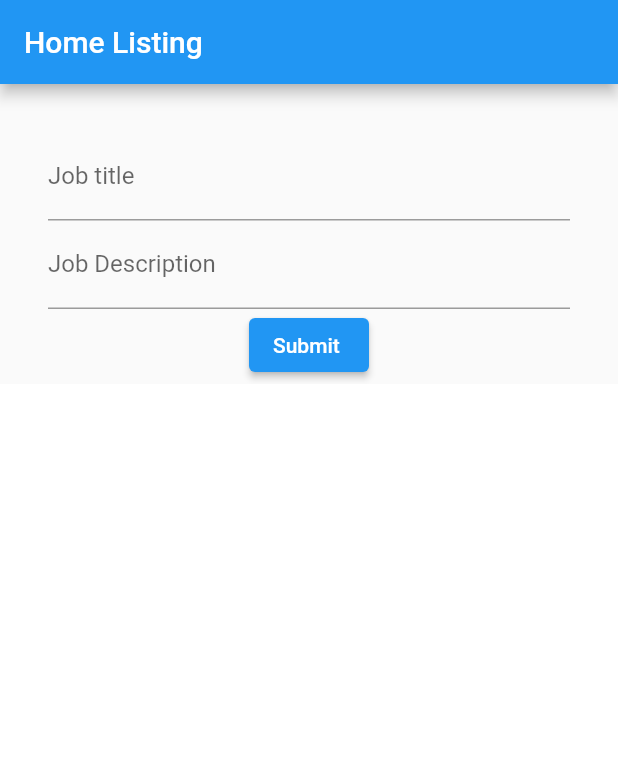
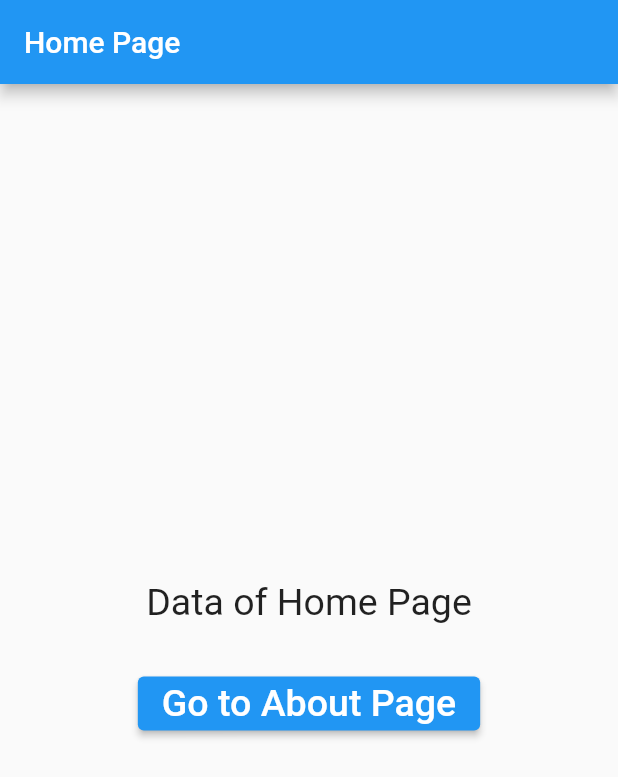
Before and after one commit to 4643880/Tech-Flutter, a Flutter app: the screen it shows after launch, on a phone screen of 412 x 824 dp. Shown: the top 777 px of the screen. Run offline on Flutter 3.47's test engine with Material 2 defaults, Android fonts, the phone set to English and light mode, and no system bars.

Commit message:
Futures In Depth & Send Data Forward & Receive Data Back With just Push

```diff
--- a/lib/job_post_model.dart
+++ /dev/null
@@ -1,6 +0,0 @@
-class JobPost {
-  String title;
-  String desc;
-
-  JobPost({required this.title, required this.desc});
-}
--- a/lib/main.dart
+++ b/lib/main.dart
@@ -1,6 +1,7 @@
+import 'package:flutter/cupertino.dart';
+import 'package:flutter/material.dart';
+
 import 'dart:developer' as devtools show log;
-import 'package:flutter/material.dart';
-import 'package:tech_idara_app/job_post_model.dart';
 
 extension Log on Object {
   void log() => devtools.log(toString());
@@ -10,173 +11,166 @@ void main() {
   runApp(const MyApp());
 }
 
+// We use Future for Asynchronous Tasks
+testIt1() async {
+  print("Step 1");
+  Future(
+    () {
+      print("Step 2");
+    },
+  );
+
+  // then is try block & .catchError is catch block
+  // If Future executes successfully after that then will get value
+  Future.delayed(
+    const Duration(seconds: 2),
+    () => "Wait Completed Successfully After 2 seconds",
+  ).then((value) => print(value));
+
+  // Then will not execute due to exception now catching exception
+  Future.delayed(
+    const Duration(seconds: 2),
+    () => throw "Wait Completed Exception",
+  ).then((value) => print(value)).catchError((e) => print(e));
+
+  // If Future executes successfully after that then will get value
+  await Future.delayed(
+    const Duration(seconds: 5),
+    () => "Wait Completed Successfully 5 seconds",
+  ).then((value) => print(value));
+
+  print("Step-3");
+  print("Database Opened");
+}
+
+testIt2() async {
+  print("Before Opening DB");
+  await testIt1();
+  print("DB Opened Successfully");
+}
+
 class MyApp extends StatelessWidget {
   const MyApp({Key? key}) : super(key: key);
 
   @override
   Widget build(BuildContext context) {
+    testIt2();
     return MaterialApp(
       debugShowCheckedModeBanner: false,
       title: 'Flutter Demo',
       theme: ThemeData(
         primarySwatch: Colors.blue,
       ),
-      home: const HomePage(),
+      home: HomePage(),
+      // onGenerateRoute: (settings) {
+
+      //   Map<String, Widget> pages = {
+      //     "home/": const HomePage(),
+      //     "about/": const AboutPage(),
+      //   };
+
+      //   return MaterialPageRoute(
+      //     builder: (context) => pages[settings.name]!
+      //   );
+
+      // },
+
+      // routes: {
+      //   "about/": (context) => const AboutPage(),
+      //   "home/": (context) => HomePage(),
+      // },
     );
   }
 }
 
 class HomePage extends StatefulWidget {
-  const HomePage({Key? key}) : super(key: key);
-
   @override
   State<HomePage> createState() => _HomePageState();
 }
 
 class _HomePageState extends State<HomePage> {
-  TextEditingController titleController = TextEditingController();
-  TextEditingController descController = TextEditingController();
-  ScrollController _scrollController = ScrollController();
-
-  List<JobPost> myList = [];
-
-  bool scrollLimit = false;
-  int? editIndex;
-
-  @override
-  void initState() {
-    _scrollController.addListener(() {
-      if (_scrollController.offset > 100) {
-        setState(() {
-          scrollLimit = true;
-        });
-      } else {
-        setState(() {
-          scrollLimit = false;
-        });
-      }
-      print(_scrollController.offset);
-    });
-  }
+  String? gettingBack;
 
   @override
   Widget build(BuildContext context) {
     return Scaffold(
       appBar: AppBar(
-        title: const Text('Home Listing'),
+        title: const Text('Home Page'),
       ),
-      body: Container(
+      body: Center(
         child: Column(
+          mainAxisAlignment: MainAxisAlignment.center,
           children: [
-            Container(
-              height: 200,
-              child: SingleChildScrollView(
-                child: Column(
-                  children: [
-                    Padding(
-                      padding: const EdgeInsets.all(32.0),
-                      child: Column(
-                        children: [
-                          TextField(
-                            controller: titleController,
-                            decoration:
-                                const InputDecoration(labelText: "Job title"),
-                          ),
-                          TextField(
-                            controller: descController,
-                            decoration: const InputDecoration(
-                                labelText: "Job Description"),
+            const Text("Data of Home Page", style: TextStyle(fontSize: 25)),
+            Text(
+              gettingBack ?? "",
+              style: const TextStyle(fontSize: 25),
             ),
             ElevatedButton(
                 onPressed: () {
-                              if (editIndex == null) {
+                  // Easy Example 1
+                  // Sending Data Forward & Receving Data back with push
+                  Navigator.push<String>(
+                    context,
+                    MaterialPageRoute(
+                      builder: (context) =>
+                          const AboutPage(title: "Sending Data Forward"),
+                    ),
+                  ).then((value) {
                     setState(() {
-                                  JobPost obj = JobPost(
-                                    title: titleController.text,
-                                    desc: descController.text,
-                                  );
-                                  myList.add(obj);
-                                  [titleController, descController].forEach(
-                                    (element) => element.clear(),
-                                  );
+                      gettingBack = value;
                     });
-                              } else {
-                                final existingObject = myList[editIndex!];
-                                existingObject.title = titleController.text;
-                                existingObject.desc = descController.text;
+                  });
 
-                                setState(() {
-                                  myList[editIndex!] = existingObject;
-                                  editIndex = null;
-                                  [titleController, descController].forEach(
-                                    (element) => element.clear(),
-                                  );
-                                });
-                              }
+                  // Navigator.pushNamed(context, "about/", arguments: {
+                  //   "title": "how are you!",
+                  //   "desc": "I am fine "
+                  // }).then((value) {
+                  //   value?.log();
+                  //   setState(() {
+                  //     gettingBack = value as String?;
+                  //   });
+                  // });
                 },
-                            child: Text(
-                                "${editIndex == null ? "Submit" : "Update"} "),
-                          ),
-                        ],
-                      ),
-                    ),
-                  ],
-                ),
-              ),
-            ),
-            Expanded(
-              flex: 2,
-              child: AnimatedContainer(
-                duration: Duration(microseconds: 10),
-                color: scrollLimit ? Colors.amber : Colors.white,
-                child: ListView.builder(
-                  controller: _scrollController,
-                  itemCount: myList.length,
-                  itemBuilder: (context, index) {
-                    return Padding(
-                      padding: const EdgeInsets.all(8.0),
-                      child: Card(
-                        elevation: 10,
-                        child: ListTile(
-                          title: Row(
-                            children: [
-                              Expanded(
-                                child: Text(
-                                  "Index No# $index ${myList[index].title}",
-                                ),
-                              ),
-                              IconButton(
-                                onPressed: () {
-                                  setState(() {
-                                    myList.removeAt(index);
-                                  });
-                                },
-                                icon: const Icon(Icons.delete),
-                              ),
-                              IconButton(
-                                onPressed: () {
-                                  setState(() {
-                                    titleController.text = myList[index].title;
-                                    descController.text = myList[index].desc;
-                                    editIndex = index;
-                                    editIndex.toString().log();
-                                  });
-                                },
-                                icon: const Icon(Icons.edit),
-                              )
-                            ],
-                          ),
-                          subtitle: Text(myList[index].desc),
-                        ),
-                      ),
-                    );
-                  },
-                ),
-              ),
-            ),
+                child: const Text("Go to About Page",
+                    style: TextStyle(fontSize: 25))),
           ],
         ),
       ),
     );
   }
 }
+
+class AboutPage extends StatelessWidget {
+  final String? title;
+  final String? desc;
+  const AboutPage({Key? key, this.title, this.desc}) : super(key: key);
+
+  @override
+  Widget build(BuildContext context) {
+    return Scaffold(
+      appBar: AppBar(
+        backgroundColor: Colors.red,
+        title: const Text('About Page', style: TextStyle(fontSize: 25)),
+      ),
+      body: Center(
+        child: Column(
+          mainAxisAlignment: MainAxisAlignment.center,
+          children: [
+            const Text("Data of About Page", style: TextStyle(fontSize: 25)),
+            Text(title ?? "", style: const TextStyle(fontSize: 25)),
+            Text(desc ?? ""),
+            ElevatedButton(
+                style: ButtonStyle(
+                  backgroundColor: MaterialStateProperty.all(Colors.red),
+                ),
+                onPressed: () {
+                  Navigator.pop<String>(context, "Sending Data Back");
+                },
+                child: const Text("Go to Home Page")),
+          ],
+        ),
+      ),
+    );
+  }
+}
```
Lines whose indentation alone changed are shown as unchanged.
